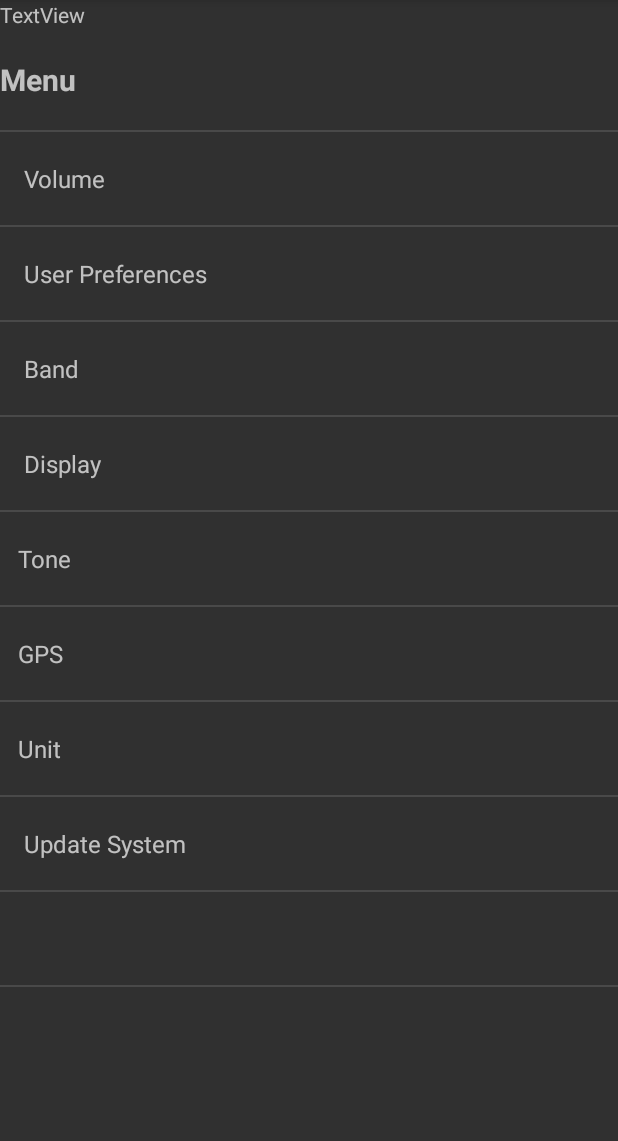
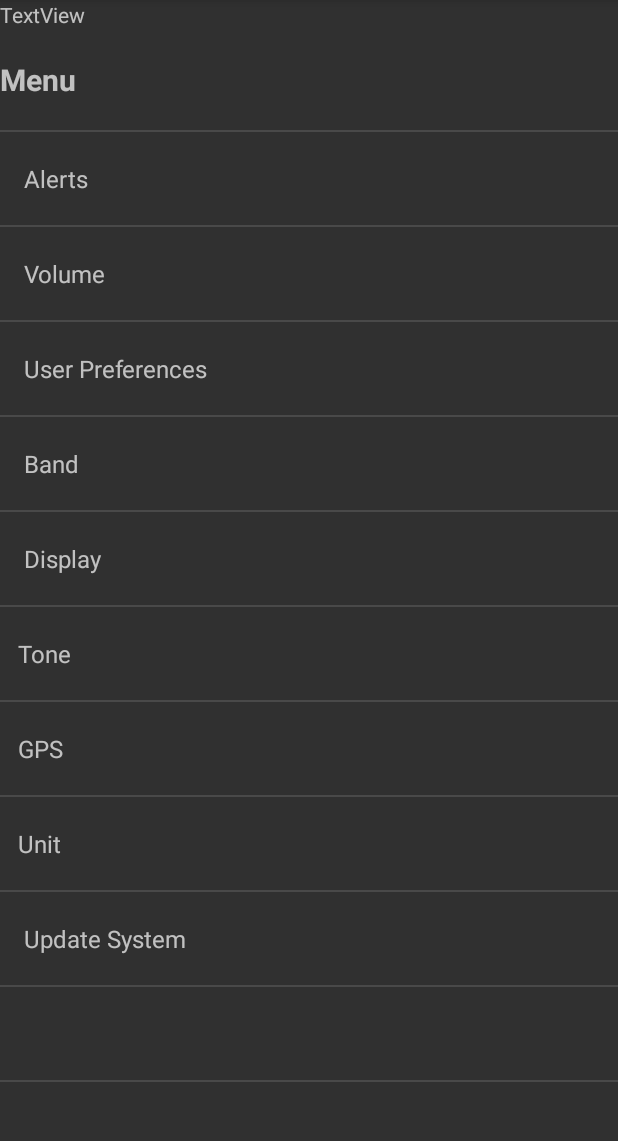
Before and after one commit to nolimits-enterprises/RadensoNexus, an Android app: the DS1ActionACtivity screen opened directly, with no data from a screen before it, on a phone screen of 412 x 824 dp, the part 84-1225 px from its top. Run offline under Robolectric (Android 15) with nearby library versions, the phone set to English and light mode, and no system bars; libraries missing offline, so code that uses them is left out: com.nolimits.ds1library; 9 statements that could not run were skipped.

Commit message:
Enable alerts table

```diff
--- a/app/src/main/AndroidManifest.xml
+++ b/app/src/main/AndroidManifest.xml
@@ -239,6 +239,10 @@
             android:screenOrientation="portrait">
         </activity>
 
+        <activity android:name=".DS1StatusAlerts"
+            android:screenOrientation="portrait">
+        </activity>
+
         <activity android:name=".TheiaMenuUnit"
             android:screenOrientation="portrait">
         </activity>
--- a/app/src/main/java/com/noLimits/TheiaNexus/DS1ActionACtivity.java
+++ b/app/src/main/java/com/noLimits/TheiaNexus/DS1ActionACtivity.java
@@ -65,6 +65,9 @@ public class DS1ActionACtivity extends DS1Menu {
          */
 
 
+        arrayMenu.add("    Alerts");                   // 2
+        intentMenu.add(new DS1Menu.activityConfiguration(DS1StatusAlerts.class));
+
         arrayMenu.add("    Volume");                   // 2
         intentMenu.add(new DS1Menu.activityConfiguration(DS1Volume.class));
 
--- a/app/src/main/java/com/noLimits/TheiaNexus/DS1StatusAlerts.java
+++ b/app/src/main/java/com/noLimits/TheiaNexus/DS1StatusAlerts.java
@@ -89,8 +89,10 @@ public class DS1StatusAlerts extends DS1ServiceActionACtivity {
             runOnUiThread(new Runnable() {
                 @Override
                 public void run() {
-                    mAdapter.setAlertList(alerts);
-                    mAdapter.notifyDataSetChanged();
+                    if (alerts != null) {
+                        mAdapter.setAlertList(alerts);
+                        mAdapter.notifyDataSetChanged();
+                    }
                 }
             });
         }
--- a/app/src/main/res/layout/activity_alerts.xml
+++ b/app/src/main/res/layout/activity_alerts.xml
@@ -22,6 +22,7 @@
         android:layout_height="wrap_content"
         android:onClick="refreshClick"
         android:text="Refresh"
+        android:visibility="invisible"
         app:layout_constraintStart_toStartOf="parent"
         app:layout_constraintTop_toTopOf="parent" />
 </androidx.constraintlayout.widget.ConstraintLayout>
```
